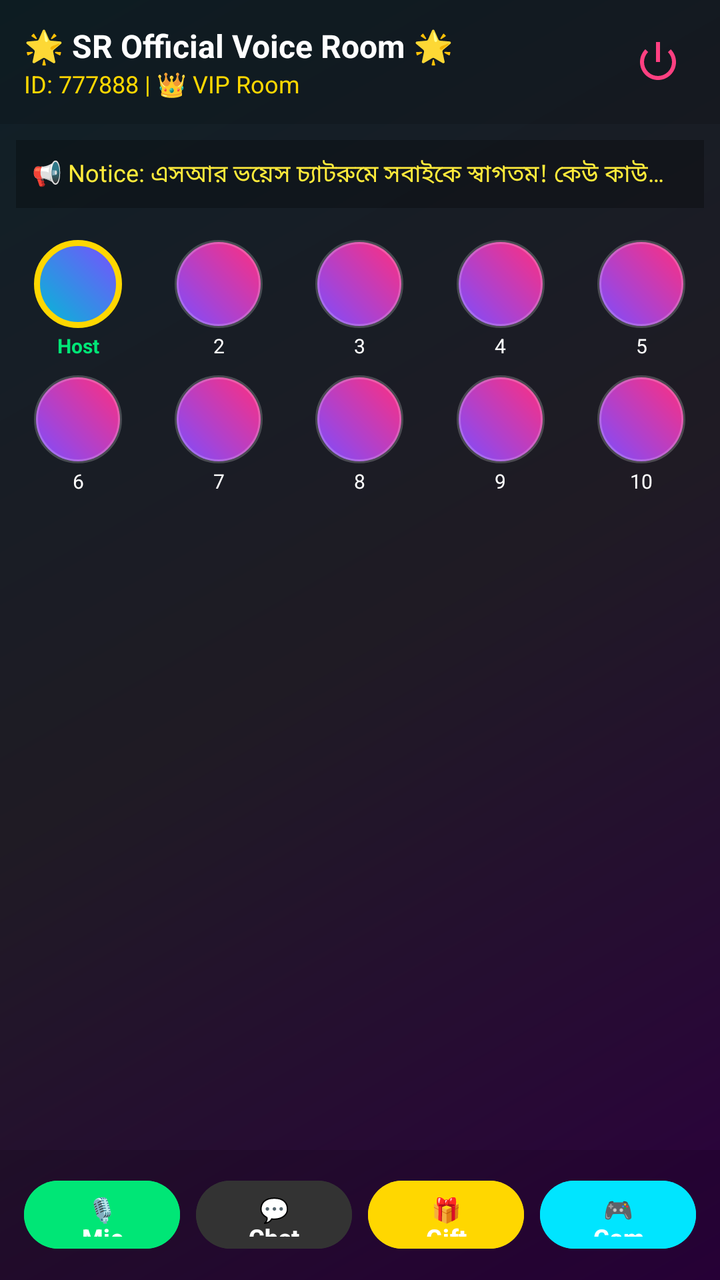
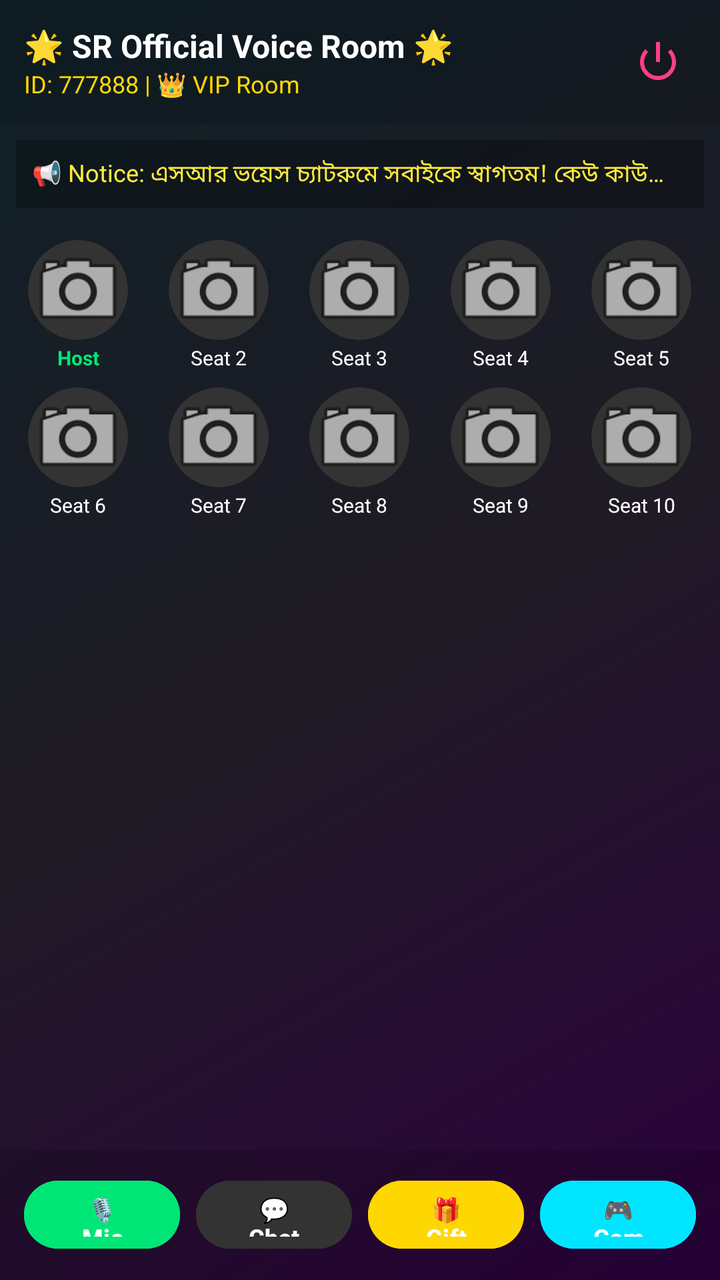

The first picture is an Android layout as it rendered before a commit; the second is the same layout after the commit. The layout source and the unified diff follow.
<!-- AndroidManifest.xml: activity theme Theme.SRVoiceChat -->
<!-- res/layout/activity_voice_room.xml -->
<?xml version="1.0" encoding="utf-8"?>
<LinearLayout xmlns:android="http://schemas.android.com/apk/res/android"
    android:layout_width="match_parent"
    android:layout_height="match_parent"
    android:orientation="vertical"
    android:background="@drawable/voice_room_bg">

    
    <LinearLayout
        android:layout_width="match_parent"
        android:layout_height="wrap_content"
        android:orientation="horizontal"
        android:padding="12dp"
        android:gravity="center_vertical"
        android:background="#22000000">

        <LinearLayout
            android:layout_width="0dp"
            android:layout_height="wrap_content"
            android:layout_weight="1"
            android:orientation="vertical">

            <TextView
                android:layout_width="wrap_content"
                android:layout_height="wrap_content"
                android:text="🌟 SR Official Voice Room 🌟"
                android:textColor="#FFFFFF"
                android:textSize="16sp"
                android:textStyle="bold" />

            <TextView
                android:layout_width="wrap_content"
                android:layout_height="wrap_content"
                android:text="ID: 777888 | 👑 VIP Room"
                android:textColor="#FFD700"
                android:textSize="12sp" />
        </LinearLayout>

        
        <ImageButton
            android:id="@+id/btnPower"
            android:layout_width="38dp"
            android:layout_height="38dp"
            android:background="?attr/selectableItemBackgroundBorderless"
            android:src="@android:drawable/ic_lock_power_off"
            android:tint="#FF4081"
            android:contentDescription="Power Button" />
    </LinearLayout>

    
    <TextView
        android:layout_width="match_parent"
        android:layout_height="wrap_content"
        android:text="📢 Notice: এসআর ভয়েস চ্যাটরুমে সবাইকে স্বাগতম! কেউ কাউকে অশ্লীল গালিগালাজ করবেন না।"
        android:textColor="#FFEB3B"
        android:textSize="12sp"
        android:padding="8dp"
        android:background="#44000000"
        android:layout_margin="8dp"
        android:maxLines="1"
        android:ellipsize="end"/>

    
    <GridLayout
        android:layout_width="match_parent"
        android:layout_height="wrap_content"
        android:columnCount="5"
        android:padding="4dp"
        android:alignmentMode="alignMargins"
        android:columnOrderPreserved="false"
        android:gravity="center">

        
        <LinearLayout android:layout_width="0dp" android:layout_height="wrap_content" android:layout_columnWeight="1" android:orientation="vertical" android:gravity="center" android:layout_margin="4dp">
            <View android:id="@+id/seat1" android:layout_width="44dp" android:layout_height="44dp" android:background="@drawable/seat_circle_active"/>
            <TextView android:layout_width="wrap_content" android:layout_height="wrap_content" android:text="Host" android:textColor="#00E676" android:textSize="10sp" android:textStyle="bold" android:layout_marginTop="2dp"/>
        </LinearLayout>

        
        <LinearLayout android:layout_width="0dp" android:layout_height="wrap_content" android:layout_columnWeight="1" android:orientation="vertical" android:gravity="center" android:layout_margin="4dp">
            <View android:id="@+id/seat2" android:layout_width="44dp" android:layout_height="44dp" android:background="@drawable/seat_circle_normal"/>
            <TextView android:layout_width="wrap_content" android:layout_height="wrap_content" android:text="2" android:textColor="#FFFFFF" android:textSize="10sp" android:layout_marginTop="2dp"/>
        </LinearLayout>

        
        <LinearLayout android:layout_width="0dp" android:layout_height="wrap_content" android:layout_columnWeight="1" android:orientation="vertical" android:gravity="center" android:layout_margin="4dp">
            <View android:id="@+id/seat3" android:layout_width="44dp" android:layout_height="44dp" android:background="@drawable/seat_circle_normal"/>
            <TextView android:layout_width="wrap_content" android:layout_height="wrap_content" android:text="3" android:textColor="#FFFFFF" android:textSize="10sp" android:layout_marginTop="2dp"/>
        </LinearLayout>

        
        <LinearLayout android:layout_width="0dp" android:layout_height="wrap_content" android:layout_columnWeight="1" android:orientation="vertical" android:gravity="center" android:layout_margin="4dp">
            <View android:id="@+id/seat4" android:layout_width="44dp" android:layout_height="44dp" android:background="@drawable/seat_circle_normal"/>
            <TextView android:layout_width="wrap_content" android:layout_height="wrap_content" android:text="4" android:textColor="#FFFFFF" android:textSize="10sp" android:layout_marginTop="2dp"/>
        </LinearLayout>

        
        <LinearLayout android:layout_width="0dp" android:layout_height="wrap_content" android:layout_columnWeight="1" android:orientation="vertical" android:gravity="center" android:layout_margin="4dp">
            <View android:id="@+id/seat5" android:layout_width="44dp" android:layout_height="44dp" android:background="@drawable/seat_circle_normal"/>
            <TextView android:layout_width="wrap_content" android:layout_height="wrap_content" android:text="5" android:textColor="#FFFFFF" android:textSize="10sp" android:layout_marginTop="2dp"/>
        </LinearLayout>

        
        <LinearLayout android:layout_width="0dp" android:layout_height="wrap_content" android:layout_columnWeight="1" android:orientation="vertical" android:gravity="center" android:layout_margin="4dp">
            <View android:id="@+id/seat6" android:layout_width="44dp" android:layout_height="44dp" android:background="@drawable/seat_circle_normal"/>
            <TextView android:layout_width="wrap_content" android:layout_height="wrap_content" android:text="6" android:textColor="#FFFFFF" android:textSize="10sp" android:layout_marginTop="2dp"/>
        </LinearLayout>

        
        <LinearLayout android:layout_width="0dp" android:layout_height="wrap_content" android:layout_columnWeight="1" android:orientation="vertical" android:gravity="center" android:layout_margin="4dp">
            <View android:id="@+id/seat7" android:layout_width="44dp" android:layout_height="44dp" android:background="@drawable/seat_circle_normal"/>
            <TextView android:layout_width="wrap_content" android:layout_height="wrap_content" android:text="7" android:textColor="#FFFFFF" android:textSize="10sp" android:layout_marginTop="2dp"/>
        </LinearLayout>

        
        <LinearLayout android:layout_width="0dp" android:layout_height="wrap_content" android:layout_columnWeight="1" android:orientation="vertical" android:gravity="center" android:layout_margin="4dp">
            <View android:id="@+id/seat8" android:layout_width="44dp" android:layout_height="44dp" android:background="@drawable/seat_circle_normal"/>
            <TextView android:layout_width="wrap_content" android:layout_height="wrap_content" android:text="8" android:textColor="#FFFFFF" android:textSize="10sp" android:layout_marginTop="2dp"/>
        </LinearLayout>

        
        <LinearLayout android:layout_width="0dp" android:layout_height="wrap_content" android:layout_columnWeight="1" android:orientation="vertical" android:gravity="center" android:layout_margin="4dp">
            <View android:id="@+id/seat9" android:layout_width="44dp" android:layout_height="44dp" android:background="@drawable/seat_circle_normal"/>
            <TextView android:layout_width="wrap_content" android:layout_height="wrap_content" android:text="9" android:textColor="#FFFFFF" android:textSize="10sp" android:layout_marginTop="2dp"/>
        </LinearLayout>

        
        <LinearLayout android:layout_width="0dp" android:layout_height="wrap_content" android:layout_columnWeight="1" android:orientation="vertical" android:gravity="center" android:layout_margin="4dp">
            <View android:id="@+id/seat10" android:layout_width="44dp" android:layout_height="44dp" android:background="@drawable/seat_circle_normal"/>
            <TextView android:layout_width="wrap_content" android:layout_height="wrap_content" android:text="10" android:textColor="#FFFFFF" android:textSize="10sp" android:layout_marginTop="2dp"/>
        </LinearLayout>

    </GridLayout>

    
    <ListView
        android:id="@+id/chatListView"
        android:layout_width="match_parent"
        android:layout_height="0dp"
        android:layout_weight="1"
        android:divider="@null"
        android:stackFromBottom="true"
        android:transcriptMode="normal"
        android:padding="8dp"/>

    
    <LinearLayout
        android:layout_width="match_parent"
        android:layout_height="65dp"
        android:orientation="horizontal"
        android:background="#22000000"
        android:gravity="center"
        android:paddingHorizontal="8dp">

        <Button
            android:id="@+id/btnMicToggle"
            android:layout_width="0dp"
            android:layout_height="42dp"
            android:layout_weight="1"
            android:text="🎙️ Mic"
            android:textColor="#FFFFFF"
            android:textSize="12sp"
            android:backgroundTint="#00E676"
            android:layout_marginHorizontal="4dp"
            android:textStyle="bold"/>

        <Button
            android:id="@+id/btnChatOption"
            android:layout_width="0dp"
            android:layout_height="42dp"
            android:layout_weight="1"
            android:text="💬 Chat"
            android:textColor="#FFFFFF"
            android:textSize="12sp"
            android:backgroundTint="#333333"
            android:layout_marginHorizontal="4dp"
            android:textStyle="bold"/>

        <Button
            android:id="@+id/btnGiftBox"
            android:layout_width="0dp"
            android:layout_height="42dp"
            android:layout_weight="1"
            android:text="🎁 Gift"
            android:textColor="#FFFFFF"
            android:textSize="12sp"
            android:backgroundTint="#FFD700"
            android:layout_marginHorizontal="4dp"
            android:textStyle="bold"/>

        <Button
            android:id="@+id/btnGameBox"
            android:layout_width="0dp"
            android:layout_height="42dp"
            android:layout_weight="1"
            android:text="🎮 Game"
            android:textColor="#FFFFFF"
            android:textSize="12sp"
            android:backgroundTint="#00E5FF"
            android:layout_marginHorizontal="4dp"
            android:textStyle="bold"/>

    </LinearLayout>

</LinearLayout>
<!-- resources referenced by this layout -->
<resources>
  <!-- drawable seat_circle_active (drawable) -->
  <?xml version="1.0" encoding="utf-8"?>
  <shape xmlns:android="http://schemas.android.com/apk/res/android" android:shape="oval">
      <gradient android:startColor="#00BCD4" android:endColor="#7C4DFF" android:angle="45"/>
      <stroke android:width="3dp" android:color="#FFD700"/>
  </shape>
  <!-- drawable seat_circle_normal (drawable) -->
  <?xml version="1.0" encoding="utf-8"?>
  <shape xmlns:android="http://schemas.android.com/apk/res/android" android:shape="oval">
      <gradient android:startColor="#7C4DFF" android:endColor="#FF2E7E" android:angle="45"/>
      <stroke android:width="2dp" android:color="#33FFFFFF"/>
  </shape>
  <!-- drawable voice_room_bg (drawable) -->
  <?xml version="1.0" encoding="utf-8"?>
  <shape xmlns:android="http://schemas.android.com/apk/res/android">
      <gradient
          android:angle="135"
          android:startColor="#2C003E"
          android:centerColor="#1F1B24"
          android:endColor="#0F2027"
          android:type="linear" />
  </shape>
  <style name="Theme.SRVoiceChat" parent="Theme.Material3.DayNight.NoActionBar">
          <item name="colorPrimary">#FF4081</item>
          <item name="android:statusBarColor">#FF4081</item>
          <item name="android:windowLightStatusBar">true</item>
      </style>
</resources>

<!-- the commit's change to res/layout/activity_voice_room.xml (unified diff, before → after) -->
@@ -1,5 +1,6 @@
 <?xml version="1.0" encoding="utf-8"?>
 <LinearLayout xmlns:android="http://schemas.android.com/apk/res/android"
+    xmlns:app="http://schemas.android.com/apk/res-auto"
     android:layout_width="match_parent"
     android:layout_height="match_parent"
     android:orientation="vertical"
@@ -72,62 +73,192 @@
 
         
         <LinearLayout android:layout_width="0dp" android:layout_height="wrap_content" android:layout_columnWeight="1" android:orientation="vertical" android:gravity="center" android:layout_margin="4dp">
-            <View android:id="@+id/seat1" android:layout_width="44dp" android:layout_height="44dp" android:background="@drawable/seat_circle_active"/>
-            <TextView android:layout_width="wrap_content" android:layout_height="wrap_content" android:text="Host" android:textColor="#00E676" android:textSize="10sp" android:textStyle="bold" android:layout_marginTop="2dp"/>
-        </LinearLayout>
-
-        
-        <LinearLayout android:layout_width="0dp" android:layout_height="wrap_content" android:layout_columnWeight="1" android:orientation="vertical" android:gravity="center" android:layout_margin="4dp">
-            <View android:id="@+id/seat2" android:layout_width="44dp" android:layout_height="44dp" android:background="@drawable/seat_circle_normal"/>
-            <TextView android:layout_width="wrap_content" android:layout_height="wrap_content" android:text="2" android:textColor="#FFFFFF" android:textSize="10sp" android:layout_marginTop="2dp"/>
-        </LinearLayout>
-
-        
-        <LinearLayout android:layout_width="0dp" android:layout_height="wrap_content" android:layout_columnWeight="1" android:orientation="vertical" android:gravity="center" android:layout_margin="4dp">
-            <View android:id="@+id/seat3" android:layout_width="44dp" android:layout_height="44dp" android:background="@drawable/seat_circle_normal"/>
-            <TextView android:layout_width="wrap_content" android:layout_height="wrap_content" android:text="3" android:textColor="#FFFFFF" android:textSize="10sp" android:layout_marginTop="2dp"/>
-        </LinearLayout>
-
-        
-        <LinearLayout android:layout_width="0dp" android:layout_height="wrap_content" android:layout_columnWeight="1" android:orientation="vertical" android:gravity="center" android:layout_margin="4dp">
-            <View android:id="@+id/seat4" android:layout_width="44dp" android:layout_height="44dp" android:background="@drawable/seat_circle_normal"/>
-            <TextView android:layout_width="wrap_content" android:layout_height="wrap_content" android:text="4" android:textColor="#FFFFFF" android:textSize="10sp" android:layout_marginTop="2dp"/>
-        </LinearLayout>
-
-        
-        <LinearLayout android:layout_width="0dp" android:layout_height="wrap_content" android:layout_columnWeight="1" android:orientation="vertical" android:gravity="center" android:layout_margin="4dp">
-            <View android:id="@+id/seat5" android:layout_width="44dp" android:layout_height="44dp" android:background="@drawable/seat_circle_normal"/>
-            <TextView android:layout_width="wrap_content" android:layout_height="wrap_content" android:text="5" android:textColor="#FFFFFF" android:textSize="10sp" android:layout_marginTop="2dp"/>
-        </LinearLayout>
-
-        
-        <LinearLayout android:layout_width="0dp" android:layout_height="wrap_content" android:layout_columnWeight="1" android:orientation="vertical" android:gravity="center" android:layout_margin="4dp">
-            <View android:id="@+id/seat6" android:layout_width="44dp" android:layout_height="44dp" android:background="@drawable/seat_circle_normal"/>
-            <TextView android:layout_width="wrap_content" android:layout_height="wrap_content" android:text="6" android:textColor="#FFFFFF" android:textSize="10sp" android:layout_marginTop="2dp"/>
-        </LinearLayout>
-
-        
-        <LinearLayout android:layout_width="0dp" android:layout_height="wrap_content" android:layout_columnWeight="1" android:orientation="vertical" android:gravity="center" android:layout_margin="4dp">
-            <View android:id="@+id/seat7" android:layout_width="44dp" android:layout_height="44dp" android:background="@drawable/seat_circle_normal"/>
-            <TextView android:layout_width="wrap_content" android:layout_height="wrap_content" android:text="7" android:textColor="#FFFFFF" android:textSize="10sp" android:layout_marginTop="2dp"/>
-        </LinearLayout>
-
-        
-        <LinearLayout android:layout_width="0dp" android:layout_height="wrap_content" android:layout_columnWeight="1" android:orientation="vertical" android:gravity="center" android:layout_margin="4dp">
-            <View android:id="@+id/seat8" android:layout_width="44dp" android:layout_height="44dp" android:background="@drawable/seat_circle_normal"/>
-            <TextView android:layout_width="wrap_content" android:layout_height="wrap_content" android:text="8" android:textColor="#FFFFFF" android:textSize="10sp" android:layout_marginTop="2dp"/>
-        </LinearLayout>
-
-        
-        <LinearLayout android:layout_width="0dp" android:layout_height="wrap_content" android:layout_columnWeight="1" android:orientation="vertical" android:gravity="center" android:layout_margin="4dp">
-            <View android:id="@+id/seat9" android:layout_width="44dp" android:layout_height="44dp" android:background="@drawable/seat_circle_normal"/>
-            <TextView android:layout_width="wrap_content" android:layout_height="wrap_content" android:text="9" android:textColor="#FFFFFF" android:textSize="10sp" android:layout_marginTop="2dp"/>
-        </LinearLayout>
-
-        
-        <LinearLayout android:layout_width="0dp" android:layout_height="wrap_content" android:layout_columnWeight="1" android:orientation="vertical" android:gravity="center" android:layout_margin="4dp">
-            <View android:id="@+id/seat10" android:layout_width="44dp" android:layout_height="44dp" android:background="@drawable/seat_circle_normal"/>
-            <TextView android:layout_width="wrap_content" android:layout_height="wrap_content" android:text="10" android:textColor="#FFFFFF" android:textSize="10sp" android:layout_marginTop="2dp"/>
+            <androidx.cardview.widget.CardView
+                android:id="@+id/seatCard1"
+                android:layout_width="50dp"
+                android:layout_height="50dp"
+                app:cardCornerRadius="25dp"
+                app:cardElevation="0dp"
+                android:backgroundTint="#333333">
+                <ImageView
+                    android:id="@+id/seatImg1"
+                    android:layout_width="match_parent"
+                    android:layout_height="match_parent"
+                    android:scaleType="centerCrop"
+                    android:src="@android:drawable/ic_menu_camera"/>
+            </androidx.cardview.widget.CardView>
+            <TextView android:id="@+id/seatTxt1" android:layout_width="wrap_content" android:layout_height="wrap_content" android:text="Host" android:textColor="#00E676" android:textSize="10sp" android:textStyle="bold" android:layout_marginTop="2dp" android:maxLines="1" android:ellipsize="end"/>
+        </LinearLayout>
+
+        
+        <LinearLayout android:layout_width="0dp" android:layout_height="wrap_content" android:layout_columnWeight="1" android:orientation="vertical" android:gravity="center" android:layout_margin="4dp">
+            <androidx.cardview.widget.CardView
+                android:id="@+id/seatCard2"
+                android:layout_width="50dp"
+                android:layout_height="50dp"
+                app:cardCornerRadius="25dp"
+                app:cardElevation="0dp"
+                android:backgroundTint="#333333">
+                <ImageView
+                    android:id="@+id/seatImg2"
+                    android:layout_width="match_parent"
+                    android:layout_height="match_parent"
+                    android:scaleType="centerCrop"
+                    android:src="@android:drawable/ic_menu_camera"/>
+            </androidx.cardview.widget.CardView>
+            <TextView android:id="@+id/seatTxt2" android:layout_width="wrap_content" android:layout_height="wrap_content" android:text="Seat 2" android:textColor="#FFFFFF" android:textSize="10sp" android:layout_marginTop="2dp" android:maxLines="1" android:ellipsize="end"/>
+        </LinearLayout>
+
+        
+        <LinearLayout android:layout_width="0dp" android:layout_height="wrap_content" android:layout_columnWeight="1" android:orientation="vertical" android:gravity="center" android:layout_margin="4dp">
+            <androidx.cardview.widget.CardView
+                android:id="@+id/seatCard3"
+                android:layout_width="50dp"
+                android:layout_height="50dp"
+                app:cardCornerRadius="25dp"
+                app:cardElevation="0dp"
+                android:backgroundTint="#333333">
+                <ImageView
+                    android:id="@+id/seatImg3"
+                    android:layout_width="match_parent"
+                    android:layout_height="match_parent"
+                    android:scaleType="centerCrop"
+                    android:src="@android:drawable/ic_menu_camera"/>
+            </androidx.cardview.widget.CardView>
+            <TextView android:id="@+id/seatTxt3" android:layout_width="wrap_content" android:layout_height="wrap_content" android:text="Seat 3" android:textColor="#FFFFFF" android:textSize="10sp" android:layout_marginTop="2dp" android:maxLines="1" android:ellipsize="end"/>
+        </LinearLayout>
+
+        
+        <LinearLayout android:layout_width="0dp" android:layout_height="wrap_content" android:layout_columnWeight="1" android:orientation="vertical" android:gravity="center" android:layout_margin="4dp">
+            <androidx.cardview.widget.CardView
+                android:id="@+id/seatCard4"
+                android:layout_width="50dp"
+                android:layout_height="50dp"
+                app:cardCornerRadius="25dp"
+                app:cardElevation="0dp"
+                android:backgroundTint="#333333">
+                <ImageView
+                    android:id="@+id/seatImg4"
+                    android:layout_width="match_parent"
+                    android:layout_height="match_parent"
+                    android:scaleType="centerCrop"
+                    android:src="@android:drawable/ic_menu_camera"/>
+            </androidx.cardview.widget.CardView>
+            <TextView android:id="@+id/seatTxt4" android:layout_width="wrap_content" android:layout_height="wrap_content" android:text="Seat 4" android:textColor="#FFFFFF" android:textSize="10sp" android:layout_marginTop="2dp" android:maxLines="1" android:ellipsize="end"/>
+        </LinearLayout>
+
+        
+        <LinearLayout android:layout_width="0dp" android:layout_height="wrap_content" android:layout_columnWeight="1" android:orientation="vertical" android:gravity="center" android:layout_margin="4dp">
+            <androidx.cardview.widget.CardView
+                android:id="@+id/seatCard5"
+                android:layout_width="50dp"
+                android:layout_height="50dp"
+                app:cardCornerRadius="25dp"
+                app:cardElevation="0dp"
+                android:backgroundTint="#333333">
+                <ImageView
+                    android:id="@+id/seatImg5"
+                    android:layout_width="match_parent"
+                    android:layout_height="match_parent"
+                    android:scaleType="centerCrop"
+                    android:src="@android:drawable/ic_menu_camera"/>
+            </androidx.cardview.widget.CardView>
+            <TextView android:id="@+id/seatTxt5" android:layout_width="wrap_content" android:layout_height="wrap_content" android:text="Seat 5" android:textColor="#FFFFFF" android:textSize="10sp" android:layout_marginTop="2dp" android:maxLines="1" android:ellipsize="end"/>
+        </LinearLayout>
+
+        
+        <LinearLayout android:layout_width="0dp" android:layout_height="wrap_content" android:layout_columnWeight="1" android:orientation="vertical" android:gravity="center" android:layout_margin="4dp">
+            <androidx.cardview.widget.CardView
+                android:id="@+id/seatCard6"
+                android:layout_width="50dp"
+                android:layout_height="50dp"
+                app:cardCornerRadius="25dp"
+                app:cardElevation="0dp"
+                android:backgroundTint="#333333">
+                <ImageView
+                    android:id="@+id/seatImg6"
+                    android:layout_width="match_parent"
+                    android:layout_height="match_parent"
+                    android:scaleType="centerCrop"
+                    android:src="@android:drawable/ic_menu_camera"/>
+            </androidx.cardview.widget.CardView>
+            <TextView android:id="@+id/seatTxt6" android:layout_width="wrap_content" android:layout_height="wrap_content" android:text="Seat 6" android:textColor="#FFFFFF" android:textSize="10sp" android:layout_marginTop="2dp" android:maxLines="1" android:ellipsize="end"/>
+        </LinearLayout>
+
+        
+        <LinearLayout android:layout_width="0dp" android:layout_height="wrap_content" android:layout_columnWeight="1" android:orientation="vertical" android:gravity="center" android:layout_margin="4dp">
+            <androidx.cardview.widget.CardView
+                android:id="@+id/seatCard7"
+                android:layout_width="50dp"
+                android:layout_height="50dp"
+                app:cardCornerRadius="25dp"
+                app:cardElevation="0dp"
+                android:backgroundTint="#333333">
+                <ImageView
+                    android:id="@+id/seatImg7"
+                    android:layout_width="match_parent"
+                    android:layout_height="match_parent"
+                    android:scaleType="centerCrop"
+                    android:src="@android:drawable/ic_menu_camera"/>
+            </androidx.cardview.widget.CardView>
+            <TextView android:id="@+id/seatTxt7" android:layout_width="wrap_content" android:layout_height="wrap_content" android:text="Seat 7" android:textColor="#FFFFFF" android:textSize="10sp" android:layout_marginTop="2dp" android:maxLines="1" android:ellipsize="end"/>
+        </LinearLayout>
+
+        
+        <LinearLayout android:layout_width="0dp" android:layout_height="wrap_content" android:layout_columnWeight="1" android:orientation="vertical" android:gravity="center" android:layout_margin="4dp">
+            <androidx.cardview.widget.CardView
+                android:id="@+id/seatCard8"
+                android:layout_width="50dp"
+                android:layout_height="50dp"
+                app:cardCornerRadius="25dp"
+                app:cardElevation="0dp"
+                android:backgroundTint="#333333">
+                <ImageView
+                    android:id="@+id/seatImg8"
+                    android:layout_width="match_parent"
+                    android:layout_height="match_parent"
+                    android:scaleType="centerCrop"
+                    android:src="@android:drawable/ic_menu_camera"/>
+            </androidx.cardview.widget.CardView>
+            <TextView android:id="@+id/seatTxt8" android:layout_width="wrap_content" android:layout_height="wrap_content" android:text="Seat 8" android:textColor="#FFFFFF" android:textSize="10sp" android:layout_marginTop="2dp" android:maxLines="1" android:ellipsize="end"/>
+        </LinearLayout>
+
+        
+        <LinearLayout android:layout_width="0dp" android:layout_height="wrap_content" android:layout_columnWeight="1" android:orientation="vertical" android:gravity="center" android:layout_margin="4dp">
+            <androidx.cardview.widget.CardView
+                android:id="@+id/seatCard9"
+                android:layout_width="50dp"
+                android:layout_height="50dp"
+                app:cardCornerRadius="25dp"
+                app:cardElevation="0dp"
+                android:backgroundTint="#333333">
+                <ImageView
+                    android:id="@+id/seatImg9"
+                    android:layout_width="match_parent"
+                    android:layout_height="match_parent"
+                    android:scaleType="centerCrop"
+                    android:src="@android:drawable/ic_menu_camera"/>
+            </androidx.cardview.widget.CardView>
+            <TextView android:id="@+id/seatTxt9" android:layout_width="wrap_content" android:layout_height="wrap_content" android:text="Seat 9" android:textColor="#FFFFFF" android:textSize="10sp" android:layout_marginTop="2dp" android:maxLines="1" android:ellipsize="end"/>
+        </LinearLayout>
+
+        
+        <LinearLayout android:layout_width="0dp" android:layout_height="wrap_content" android:layout_columnWeight="1" android:orientation="vertical" android:gravity="center" android:layout_margin="4dp">
+            <androidx.cardview.widget.CardView
+                android:id="@+id/seatCard10"
+                android:layout_width="50dp"
+                android:layout_height="50dp"
+                app:cardCornerRadius="25dp"
+                app:cardElevation="0dp"
+                android:backgroundTint="#333333">
+                <ImageView
+                    android:id="@+id/seatImg10"
+                    android:layout_width="match_parent"
+                    android:layout_height="match_parent"
+                    android:scaleType="centerCrop"
+                    android:src="@android:drawable/ic_menu_camera"/>
+            </androidx.cardview.widget.CardView>
+            <TextView android:id="@+id/seatTxt10" android:layout_width="wrap_content" android:layout_height="wrap_content" android:text="Seat 10" android:textColor="#FFFFFF" android:textSize="10sp" android:layout_marginTop="2dp" android:maxLines="1" android:ellipsize="end"/>
         </LinearLayout>
 
     </GridLayout>
<!-- resource entries referenced after the edit -->
@@ -1,17 +1,5 @@
 <!-- resources referenced by this layout -->
 <resources>
-  <!-- drawable seat_circle_active (drawable) -->
-  <?xml version="1.0" encoding="utf-8"?>
-  <shape xmlns:android="http://schemas.android.com/apk/res/android" android:shape="oval">
-      <gradient android:startColor="#00BCD4" android:endColor="#7C4DFF" android:angle="45"/>
-      <stroke android:width="3dp" android:color="#FFD700"/>
-  </shape>
-  <!-- drawable seat_circle_normal (drawable) -->
-  <?xml version="1.0" encoding="utf-8"?>
-  <shape xmlns:android="http://schemas.android.com/apk/res/android" android:shape="oval">
-      <gradient android:startColor="#7C4DFF" android:endColor="#FF2E7E" android:angle="45"/>
-      <stroke android:width="2dp" android:color="#33FFFFFF"/>
-  </shape>
   <!-- drawable voice_room_bg (drawable) -->
   <?xml version="1.0" encoding="utf-8"?>
   <shape xmlns:android="http://schemas.android.com/apk/res/android">
